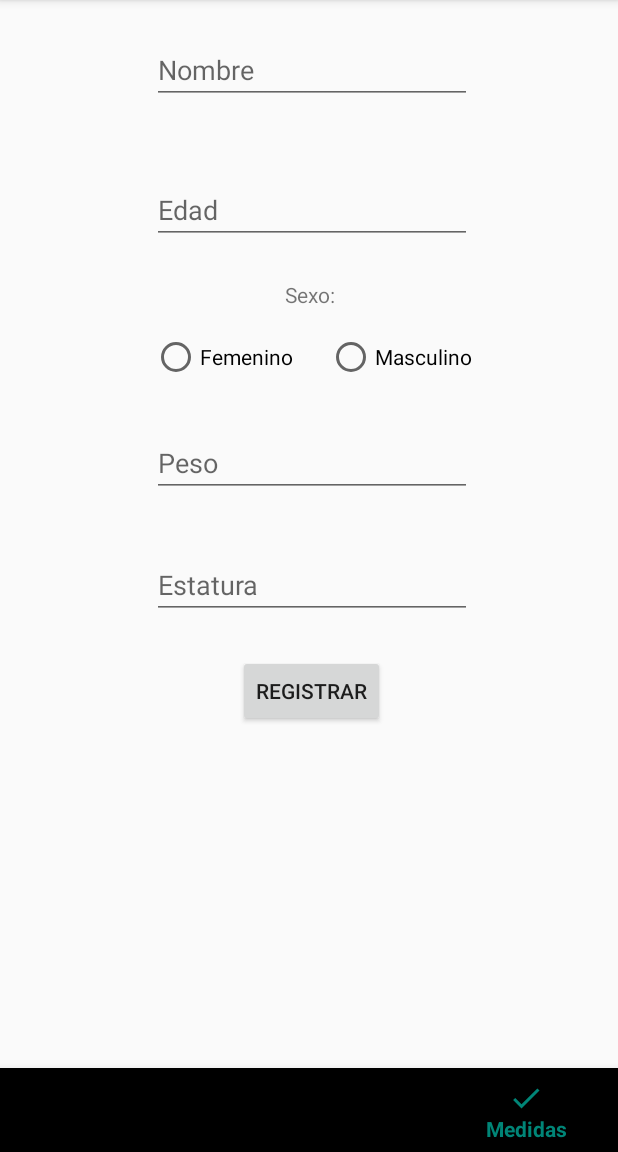
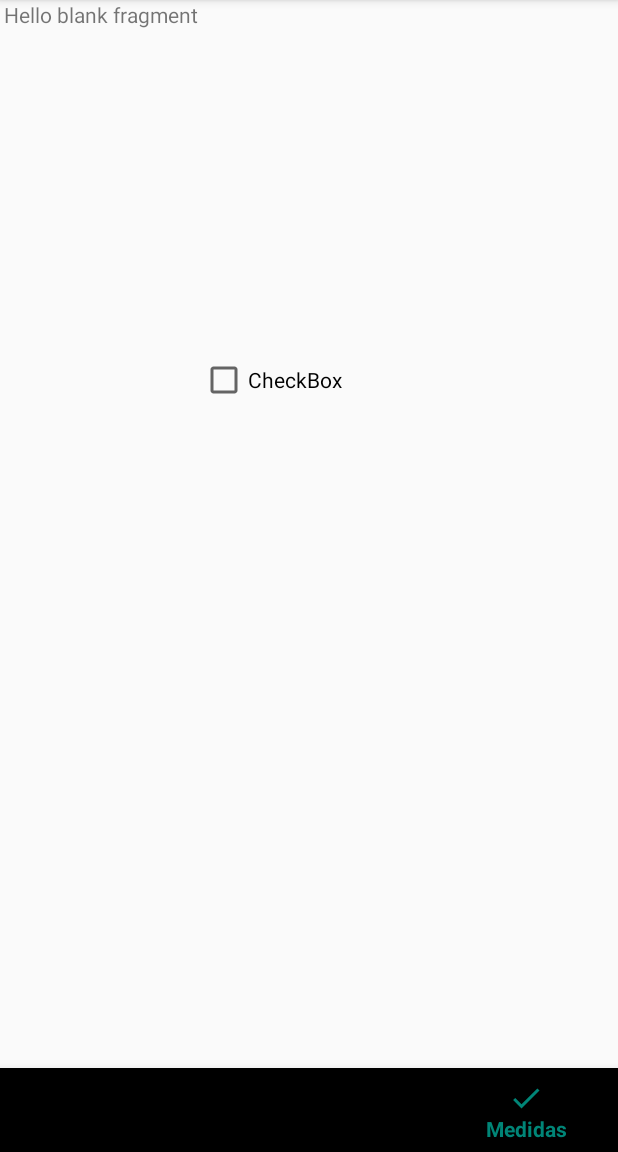
Before and after one commit to ARV02/Estadistica, an Android app: the fragment RegistroFragment placed in its activity, item 4 of the bottom bar chosen, on a phone screen of 412 x 824 dp, the part 84-1236 px from its top. Run offline under Robolectric (Android 15) with nearby library versions, the phone set to English and light mode, and no system bars.

```diff
--- a/Estadistica/app/build.gradle
+++ b/Estadistica/app/build.gradle
@@ -31,5 +31,6 @@ dependencies {
     androidTestImplementation 'androidx.test.espresso:espresso-core:3.2.0'
     implementation 'com.google.firebase:firebase-analytics:17.2.0'
     implementation 'com.google.firebase:firebase-core:17.2.0'
+    implementation 'com.github.PhilJay:MPAndroidChart:v3.1.0'
 }
 apply plugin: 'com.google.gms.google-services'
--- a/Estadistica/app/src/main/java/com/example/estadistica/MainActivity.java
+++ b/Estadistica/app/src/main/java/com/example/estadistica/MainActivity.java
@@ -9,11 +9,10 @@ import android.content.Intent;
 import android.os.Bundle;
 import android.view.MenuItem;
 
-import com.example.estadistica.Fragments.RegistroFragment;
 import com.google.android.material.bottomnavigation.BottomNavigationView;
 
 public class MainActivity extends AppCompatActivity {
-    BottomNavigationView mBottomNavigationView;
+    private BottomNavigationView mBottomNavigationView;
     Intent inte;
 
     @Override
@@ -28,18 +27,18 @@ public class MainActivity extends AppCompatActivity {
                     //inte=new Intent(mBottomNavigationView.getContext(),Regis.class);
                     //startActivity(inte);
                     showSelectedFragment(new RegistroFragment());
-                }if (menuItem.getItemId() == R.id.menu_tablas){
+                }else if (menuItem.getItemId() == R.id.menu_tablas){
                     //inte=new Intent(mBottomNavigationView.getContext(),Tablas.class);
                     //startActivity(inte);
-                    //showSelectedFragment(new TablasFragment());
-                }if(menuItem.getItemId() == R.id.menu_graficas){
+                    showSelectedFragment(new TablaFragment());
+                }else if(menuItem.getItemId() == R.id.menu_graficas){
                    // inte = new Intent(mBottomNavigationView.getContext(), Graficas.class);
                     //startActivity(inte);
                     //showSelectedFragment(new GraficasFragment());
-                }if (menuItem.getItemId() == R.id.menu_medidas){
+                }else if (menuItem.getItemId() == R.id.menu_medidas){
                     //inte = new Intent(mBottomNavigationView.getContext(),Medidas.class);
                     //startActivity(inte);
-                    //showSelectedFragment(new MedidasFragment());
+                    showSelectedFragment(new MedidasFragment());
                 }
                 return true;
             }
@@ -50,5 +49,4 @@ public class MainActivity extends AppCompatActivity {
                 .setTransition(FragmentTransaction.TRANSIT_FRAGMENT_FADE)
                 .commit();
     }
-
 }
--- /dev/null
+++ b/Estadistica/app/src/main/java/com/example/estadistica/MedidasFragment.java
@@ -0,0 +1,31 @@
+package com.example.estadistica;
+
+
+import android.os.Bundle;
+
+import androidx.fragment.app.Fragment;
+
+import android.view.LayoutInflater;
+import android.view.View;
+import android.view.ViewGroup;
+
+
+/**
+ * A simple {@link Fragment} subclass.
+ */
+public class MedidasFragment extends Fragment {
+
+
+    public MedidasFragment() {
+        // Required empty public constructor
+    }
+
+
+    @Override
+    public View onCreateView(LayoutInflater inflater, ViewGroup container,
+                             Bundle savedInstanceState) {
+        // Inflate the layout for this fragment
+        return inflater.inflate(R.layout.fragment_medidas, container, false);
+    }
+
+}
--- /dev/null
+++ b/Estadistica/app/src/main/res/layout/fragment_medidas.xml
@@ -0,0 +1,32 @@
+<?xml version="1.0" encoding="utf-8"?>
+<androidx.constraintlayout.widget.ConstraintLayout xmlns:android="http://schemas.android.com/apk/res/android"
+    xmlns:app="http://schemas.android.com/apk/res-auto"
+    xmlns:tools="http://schemas.android.com/tools"
+    android:layout_width="match_parent"
+    android:layout_height="match_parent"
+    tools:context=".MedidasFragment">
+
+    <!-- TODO: Update blank fragment layout -->
+
+    <TextView
+        android:layout_width="match_parent"
+        android:layout_height="match_parent"
+        android:text="@string/hello_blank_fragment"
+        tools:layout_editor_absoluteX="80dp"
+        tools:layout_editor_absoluteY="-16dp" />
+
+    <CheckBox
+        android:id="@+id/checkBox"
+        android:layout_width="wrap_content"
+        android:layout_height="wrap_content"
+        android:layout_marginEnd="184dp"
+        android:layout_marginRight="184dp"
+        android:layout_marginBottom="404dp"
+        android:text="CheckBox"
+        app:layout_constraintBottom_toBottomOf="parent"
+        app:layout_constraintEnd_toEndOf="parent"
+        app:layout_constraintHorizontal_bias="1.0"
+        app:layout_constraintStart_toStartOf="parent" />
+
+
+</androidx.constraintlayout.widget.ConstraintLayout>
--- a/Estadistica/app/src/main/res/layout/fragment_registro.xml
+++ b/Estadistica/app/src/main/res/layout/fragment_registro.xml
@@ -3,7 +3,8 @@
     xmlns:app="http://schemas.android.com/apk/res-auto"
     xmlns:tools="http://schemas.android.com/tools"
     android:layout_width="match_parent"
-    android:layout_height="match_parent">
+    android:layout_height="match_parent"
+    tools:context=".RegistroFragment">
 
     <EditText
         android:id="@+id/editText"
--- a/Estadistica/build.gradle
+++ b/Estadistica/build.gradle
@@ -19,6 +19,7 @@ allprojects {
     repositories {
         google()
         jcenter()
+        maven { url 'https://jitpack.io' }
 
     }
 }
```
Also changed, not shown: Estadistica/app/src/main/java/com/example/estadistica/GraficasFragment.java (added, +39 -0 lines), Estadistica/app/src/main/java/com/example/estadistica/RegistroFragment.java (renamed from Estadistica/app/src/main/java/com/example/estadistica/Fragments/RegistroFragment.java, +10 -6 lines), Estadistica/app/src/main/java/com/example/estadistica/TablaFragment.java (added, +55 -0 lines), Estadistica/app/src/main/res/layout/fragment_graficas.xml (added, +16 -0 lines), Estadistica/app/src/main/res/layout/fragment_tabla.xml (added, +14 -0 lines), 1 other file.
